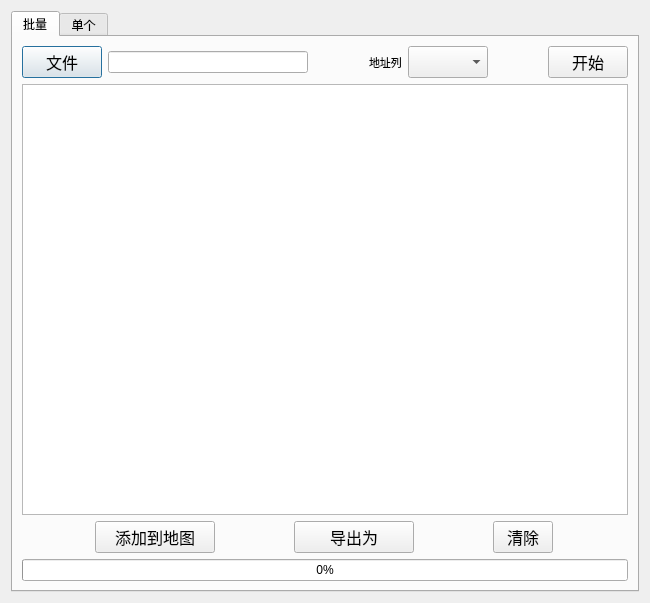
Qt form GeocodeCN_dialog_base.ui (WShihan/GeocodeCN) before a commit.
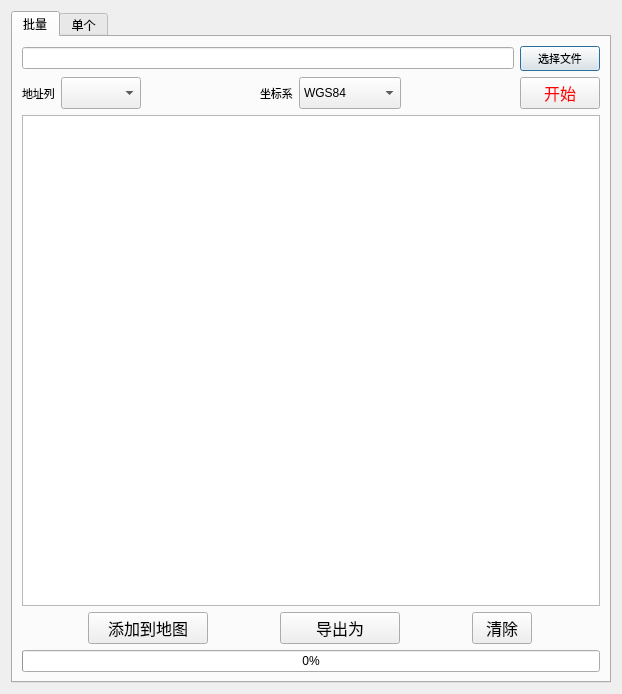
The same form after that commit. The open tabs and pages were chosen to show the change.

Commit message: 增加坐标系选择，单个匹配

```diff
--- a/GeocodeCN_dialog_base.ui
+++ b/GeocodeCN_dialog_base.ui
@@ -6,8 +6,8 @@
    <rect>
     <x>0</x>
     <y>0</y>
-    <width>650</width>
-    <height>603</height>
+    <width>622</width>
+    <height>694</height>
    </rect>
   </property>
   <property name="windowTitle">
@@ -23,39 +23,11 @@
       <attribute name="title">
        <string>批量</string>
       </attribute>
-      <layout class="QHBoxLayout" name="horizontalLayout_4">
+      <layout class="QVBoxLayout" name="verticalLayout_7">
        <item>
-        <layout class="QVBoxLayout" name="verticalLayout">
+        <layout class="QVBoxLayout" name="verticalLayout_6">
          <item>
           <layout class="QHBoxLayout" name="horizontalLayout">
-           <item>
-            <widget class="QPushButton" name="btn_file">
-             <property name="minimumSize">
-              <size>
-               <width>80</width>
-               <height>20</height>
-              </size>
-             </property>
-             <property name="maximumSize">
-              <size>
-               <width>120</width>
-               <height>40</height>
-              </size>
-             </property>
-             <property name="font">
-              <font>
-               <family>黑体</family>
-               <pointsize>12</pointsize>
-              </font>
-             </property>
-             <property name="toolTip">
-              <string>选择csv文件</string>
-             </property>
-             <property name="text">
-              <string>文件</string>
-             </property>
-            </widget>
-           </item>
            <item>
             <widget class="QLineEdit" name="le_file">
              <property name="minimumSize">
@@ -73,18 +45,37 @@
             </widget>
            </item>
            <item>
-            <spacer name="horizontalSpacer">
-             <property name="orientation">
-              <enum>Qt::Horizontal</enum>
-             </property>
-             <property name="sizeHint" stdset="0">
+            <widget class="QPushButton" name="btn_file">
+             <property name="minimumSize">
               <size>
-               <width>18</width>
+               <width>80</width>
                <height>20</height>
               </size>
              </property>
-            </spacer>
+             <property name="maximumSize">
+              <size>
+               <width>120</width>
+               <height>40</height>
+              </size>
+             </property>
+             <property name="font">
+              <font>
+               <family>微软雅黑</family>
+               <pointsize>8</pointsize>
+              </font>
+             </property>
+             <property name="toolTip">
+              <string>选择csv文件</string>
+             </property>
+             <property name="text">
+              <string>选择文件</string>
+             </property>
+            </widget>
            </item>
+          </layout>
+         </item>
+         <item>
+          <layout class="QHBoxLayout" name="horizontalLayout_3">
            <item>
             <widget class="QLabel" name="label">
              <property name="minimumSize">
@@ -136,7 +127,79 @@
              </property>
              <property name="sizeHint" stdset="0">
               <size>
+               <width>28</width>
+               <height>18</height>
+              </size>
+             </property>
+            </spacer>
+           </item>
+           <item>
+            <widget class="QLabel" name="label_crs">
+             <property name="minimumSize">
+              <size>
                <width>30</width>
+               <height>20</height>
+              </size>
+             </property>
+             <property name="maximumSize">
+              <size>
+               <width>60</width>
+               <height>40</height>
+              </size>
+             </property>
+             <property name="font">
+              <font>
+               <family>黑体</family>
+               <pointsize>8</pointsize>
+              </font>
+             </property>
+             <property name="toolTip">
+              <string>用作地理编码的列</string>
+             </property>
+             <property name="text">
+              <string>坐标系</string>
+             </property>
+            </widget>
+           </item>
+           <item>
+            <widget class="QComboBox" name="cb_crs">
+             <property name="minimumSize">
+              <size>
+               <width>80</width>
+               <height>20</height>
+              </size>
+             </property>
+             <property name="maximumSize">
+              <size>
+               <width>110</width>
+               <height>40</height>
+              </size>
+             </property>
+             <item>
+              <property name="text">
+               <string>WGS84</string>
+              </property>
+             </item>
+             <item>
+              <property name="text">
+               <string>百度坐标系</string>
+              </property>
+             </item>
+             <item>
+              <property name="text">
+               <string>国测局坐标系</string>
+              </property>
+             </item>
+            </widget>
+           </item>
+           <item>
+            <spacer name="horizontalSpacer">
+             <property name="orientation">
+              <enum>Qt::Horizontal</enum>
+             </property>
+             <property name="sizeHint" stdset="0">
+              <size>
+               <width>78</width>
                <height>20</height>
               </size>
              </property>
@@ -165,6 +228,9 @@
              <property name="toolTip">
               <string>开始编码</string>
              </property>
+             <property name="styleSheet">
+              <string notr="true">color:red;</string>
+             </property>
              <property name="text">
               <string>开始</string>
              </property>
@@ -172,9 +238,13 @@
            </item>
           </layout>
          </item>
-         <item>
-          <widget class="QTextBrowser" name="tb_loc"/>
-         </item>
+        </layout>
+       </item>
+       <item>
+        <widget class="QTextBrowser" name="tb_loc"/>
+       </item>
+       <item>
+        <layout class="QVBoxLayout" name="verticalLayout">
          <item>
           <layout class="QHBoxLayout" name="horizontalLayout_2">
            <item>
```
Left out of the diff: 6 changed lines with no effect on the pictures. The commit also changes 4 other files.
